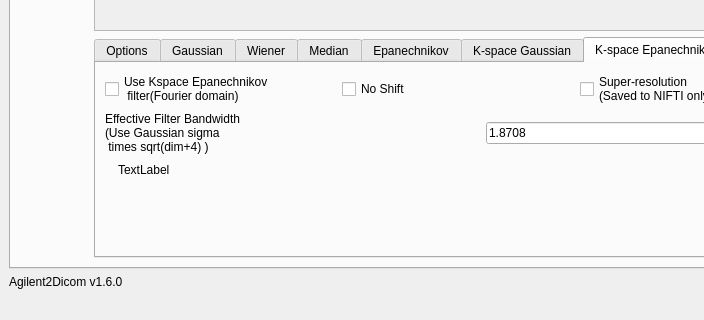
Old version of the form Agilent2DicomQt.ui in the repository maeager/Agilent2Dicom; both pictures show x 0 to 704 and y 291 to 611 of the 936 by 611 pixel window.
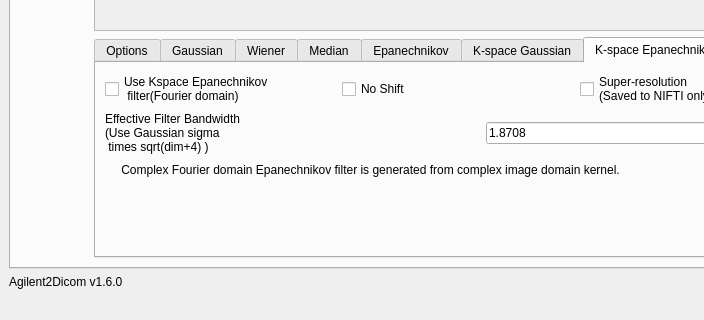
New version of the form. The open tabs and pages were chosen to show the change.

Commit message: Qt gui: update label_4 to explain Epanechnikov FT filter

What changed in the file:
```diff
--- a/Agilent2DicomQt.ui
+++ b/Agilent2DicomQt.ui
@@ -1677,7 +1677,7 @@
                     <item>
                      <widget class="QLabel" name="label_4">
                       <property name="text">
-                       <string>TextLabel</string>
+                       <string> Complex Fourier domain Epanechnikov filter is generated from complex image domain kernel. </string>
                       </property>
                      </widget>
                     </item>
```
The commit also changes 1 other file.
